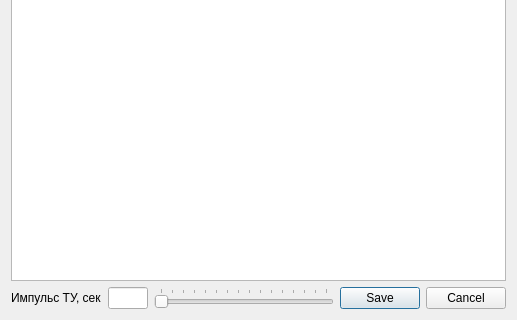
eugene-pa/armdncqt, file forms/dlgtuinfo.ui: the form before one commit; both pictures show x 0 to 517 and y 175 to 495 of the 517 by 495 pixel window.
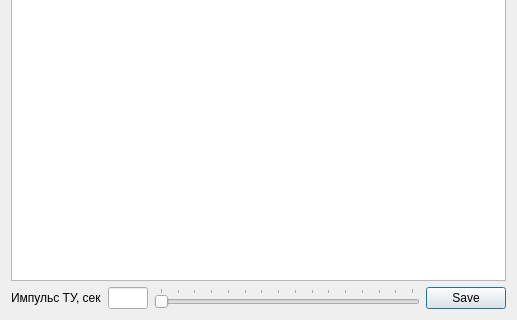
The form after the commit.

```diff
--- a/forms/dlgtuinfo.ui
+++ b/forms/dlgtuinfo.ui
@@ -70,7 +70,7 @@
         <enum>Qt::Horizontal</enum>
        </property>
        <property name="standardButtons">
-        <set>QDialogButtonBox::Cancel|QDialogButtonBox::Save</set>
+        <set>QDialogButtonBox::Save</set>
        </property>
       </widget>
      </item>
```
